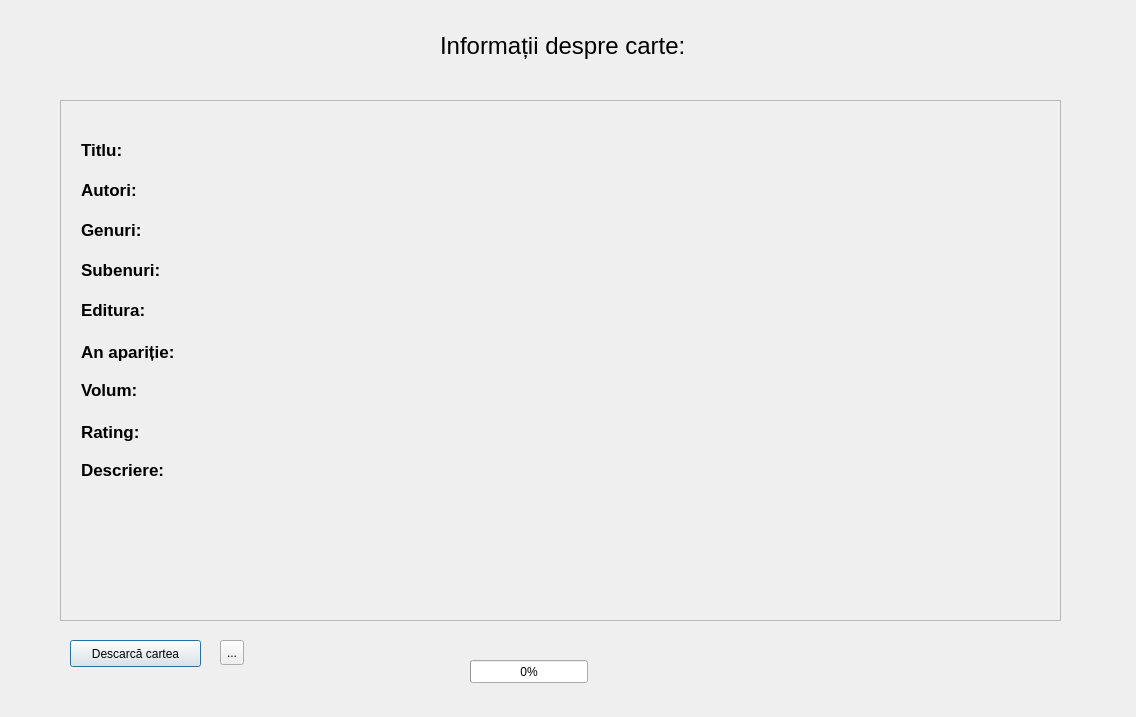
Qt form ClientUIV3/view.ui (baetuc/ReadsProfiler) before a commit.
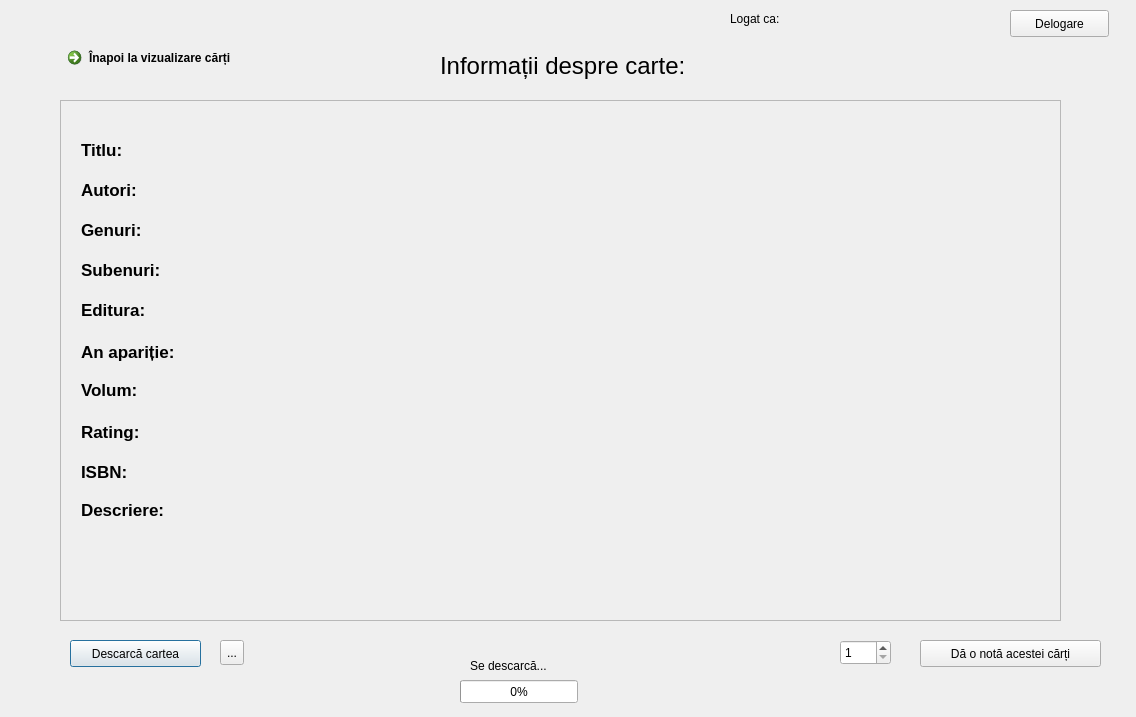
The same form after that commit.

```diff
--- a/ClientUIV3/view.ui
+++ b/ClientUIV3/view.ui
@@ -17,7 +17,7 @@
    <property name="geometry">
     <rect>
      <x>440</x>
-     <y>30</y>
+     <y>50</y>
      <width>411</width>
      <height>31</height>
     </rect>
@@ -77,7 +77,7 @@
       <rect>
        <x>160</x>
        <y>40</y>
-       <width>67</width>
+       <width>801</width>
        <height>17</height>
       </rect>
      </property>
@@ -115,7 +115,7 @@
       <rect>
        <x>160</x>
        <y>80</y>
-       <width>67</width>
+       <width>791</width>
        <height>17</height>
       </rect>
      </property>
@@ -252,7 +252,7 @@
      <property name="geometry">
       <rect>
        <x>20</x>
-       <y>360</y>
+       <y>400</y>
        <width>91</width>
        <height>17</height>
       </rect>
@@ -291,7 +291,7 @@
       <rect>
        <x>160</x>
        <y>120</y>
-       <width>67</width>
+       <width>781</width>
        <height>16</height>
       </rect>
      </property>
@@ -309,7 +309,7 @@
       <rect>
        <x>160</x>
        <y>160</y>
-       <width>67</width>
+       <width>801</width>
        <height>16</height>
       </rect>
      </property>
@@ -327,7 +327,7 @@
       <rect>
        <x>160</x>
        <y>200</y>
-       <width>67</width>
+       <width>801</width>
        <height>16</height>
       </rect>
      </property>
@@ -345,7 +345,7 @@
       <rect>
        <x>160</x>
        <y>240</y>
-       <width>67</width>
+       <width>811</width>
        <height>16</height>
       </rect>
      </property>
@@ -363,7 +363,7 @@
       <rect>
        <x>160</x>
        <y>280</y>
-       <width>67</width>
+       <width>811</width>
        <height>16</height>
       </rect>
      </property>
@@ -381,7 +381,7 @@
       <rect>
        <x>160</x>
        <y>320</y>
-       <width>67</width>
+       <width>791</width>
        <height>20</height>
       </rect>
      </property>
@@ -398,8 +398,46 @@
      <property name="geometry">
       <rect>
        <x>160</x>
+       <y>400</y>
+       <width>801</width>
+       <height>101</height>
+      </rect>
+     </property>
+     <property name="font">
+      <font>
+       <pointsize>13</pointsize>
+      </font>
+     </property>
+     <property name="text">
+      <string/>
+     </property>
+    </widget>
+    <widget class="QLabel" name="label_11">
+     <property name="geometry">
+      <rect>
+       <x>20</x>
        <y>360</y>
        <width>67</width>
+       <height>21</height>
+      </rect>
+     </property>
+     <property name="font">
+      <font>
+       <pointsize>13</pointsize>
+       <weight>75</weight>
+       <bold>true</bold>
+      </font>
+     </property>
+     <property name="text">
+      <string>ISBN:</string>
+     </property>
+    </widget>
+    <widget class="QLabel" name="isbn">
+     <property name="geometry">
+      <rect>
+       <x>160</x>
+       <y>360</y>
+       <width>801</width>
        <height>16</height>
       </rect>
      </property>
@@ -445,7 +483,7 @@
     <rect>
      <x>260</x>
      <y>640</y>
-     <width>67</width>
+     <width>411</width>
      <height>17</height>
     </rect>
    </property>
@@ -456,8 +494,8 @@
   <widget class="QProgressBar" name="progressBar">
    <property name="geometry">
     <rect>
-     <x>470</x>
-     <y>660</y>
+     <x>460</x>
+     <y>680</y>
      <width>118</width>
      <height>23</height>
     </rect>
@@ -466,6 +504,90 @@
     <number>0</number>
    </property>
   </widget>
+  <widget class="QCommandLinkButton" name="commandLinkButton">
+   <property name="geometry">
+    <rect>
+     <x>60</x>
+     <y>40</y>
+     <width>187</width>
+     <height>41</height>
+    </rect>
+   </property>
+   <property name="text">
+    <string>Înapoi la vizualizare cărți</string>
+   </property>
+  </widget>
+  <widget class="QLabel" name="logged_as">
+   <property name="geometry">
+    <rect>
+     <x>730</x>
+     <y>10</y>
+     <width>241</width>
+     <height>17</height>
+    </rect>
+   </property>
+   <property name="text">
+    <string>Logat ca:</string>
+   </property>
+  </widget>
+  <widget class="QPushButton" name="pushButton_2">
+   <property name="geometry">
+    <rect>
+     <x>1010</x>
+     <y>10</y>
+     <width>99</width>
+     <height>27</height>
+    </rect>
+   </property>
+   <property name="text">
+    <string>Delogare</string>
+   </property>
+  </widget>
+  <widget class="QLabel" name="downloading">
+   <property name="geometry">
+    <rect>
+     <x>470</x>
+     <y>650</y>
+     <width>111</width>
+     <height>31</height>
+    </rect>
+   </property>
+   <property name="text">
+    <string>Se descarcă...</string>
+   </property>
+  </widget>
+  <widget class="QSpinBox" name="spinBox">
+   <property name="geometry">
+    <rect>
+     <x>840</x>
+     <y>640</y>
+     <width>51</width>
+     <height>25</height>
+    </rect>
+   </property>
+   <property name="minimum">
+    <number>1</number>
+   </property>
+   <property name="maximum">
+    <number>10</number>
+   </property>
+   <property name="displayIntegerBase">
+    <number>10</number>
+   </property>
+  </widget>
+  <widget class="QPushButton" name="pushButton_3">
+   <property name="geometry">
+    <rect>
+     <x>920</x>
+     <y>640</y>
+     <width>181</width>
+     <height>27</height>
+    </rect>
+   </property>
+   <property name="text">
+    <string>Dă o notă acestei cărți</string>
+   </property>
+  </widget>
  </widget>
  <resources/>
  <connections/>
```
Left out of the diff: 2 changed lines with no effect on the pictures.
